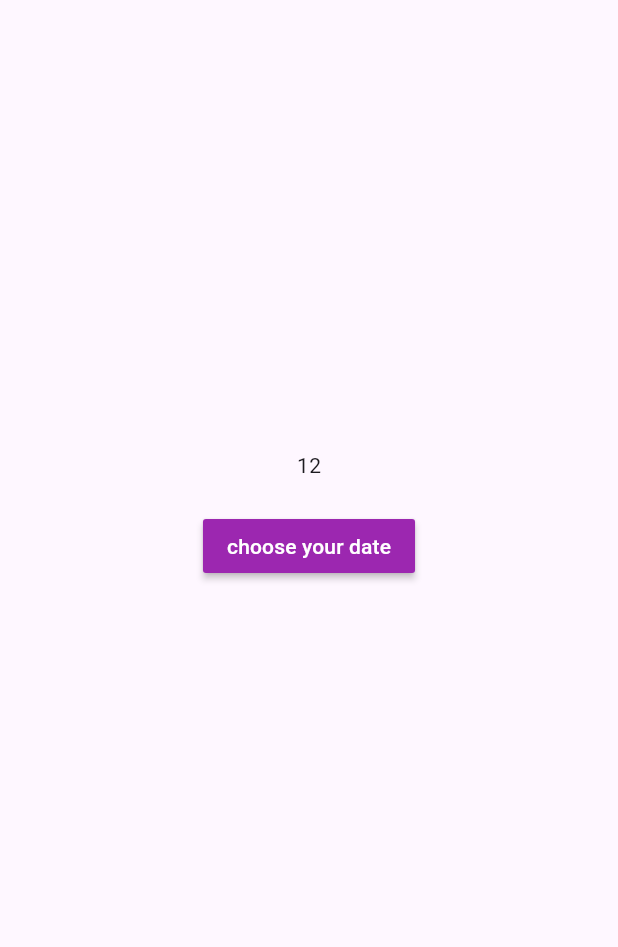
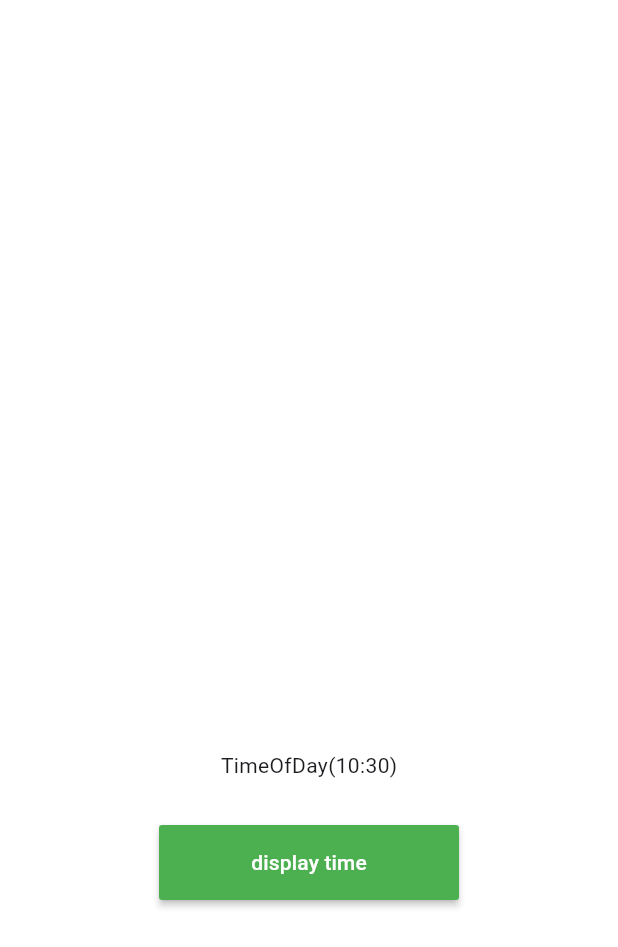
Before and after one commit to WillyOB45/restaurant_app, a Flutter app: the screen it shows after launch, on a phone screen of 412 x 824 dp. Shown: the top 947 px of the screen. Run offline on Flutter 3.47's test engine with Material 3 defaults, Android fonts, the phone set to English and light mode, and no system bars.

Commit message:
new change

```diff
--- a/lib/main.dart
+++ b/lib/main.dart
@@ -13,11 +13,12 @@ class myApp extends StatelessWidget {
   Widget build(BuildContext context) {
     return MaterialApp(
       debugShowCheckedModeBanner: false,
+      theme: ThemeData(primarySwatch: Colors.purple),
       // initialRoute: "/",
       // routes: {
       //   "/": (context) => dat(),
       // },
-      home: datetime(),
+      home: tpage(),
     );
   }
 }
--- a/lib/pages/tpage.dart
+++ b/lib/pages/tpage.dart
@@ -1,23 +1,22 @@
 import 'package:flutter/material.dart';
 
-class datetime extends StatefulWidget {
-  const datetime({super.key});
+class tpage extends StatefulWidget {
+  const tpage({super.key});
 
   @override
-  State<datetime> createState() => _datetimeState();
+  State<tpage> createState() => _tpageState();
 }
 
-class _datetimeState extends State<datetime> {
-  DateTime _date = DateTime.now();
-  void _datetime() {
-    showDatePicker(
+class _tpageState extends State<tpage> {
+  TimeOfDay _currentime = TimeOfDay.now();
+
+  void _timenow() {
+    showTimePicker(
       context: context,
-            initialDate: DateTime.now(),
-            firstDate: DateTime(1999),
-            lastDate: DateTime(3000))
-        .then((value) => () {
+      initialTime: TimeOfDay.now(),
+    ).then((value) => () {
           setState(() {
-                _date = value!;
+            _currentime = value!;
           });
         });
   }
@@ -25,26 +24,30 @@ class _datetimeState extends State<datetime> {
   @override
   Widget build(BuildContext context) {
     return Scaffold(
-      body: Center(
-        child: Column(
+      backgroundColor: Colors.white,
+      body: Column(
         children: [
           SizedBox(
-              height: 300,
+            height: 500,
           ),
-            Text(_date.month.toString()),
+          Text(_currentime.toString()),
           SizedBox(
-              height: 20,
+            height: 30,
           ),
-            MaterialButton(
-              color: Colors.purple,
-              onPressed: _datetime,
+          Center(
+            child: MaterialButton(
+              splashColor: Colors.green.shade400,
+              height: 50,
+              minWidth: 200,
+              onPressed: _timenow,
+              color: Colors.green,
               child: Text(
-                "choose your date",
+                "display time",
                 style: TextStyle(color: Colors.white),
               ),
-            )
+            ),
+          ),
         ],
-        ),
       ),
     );
   }
```
Lines whose indentation alone changed are shown as unchanged.
